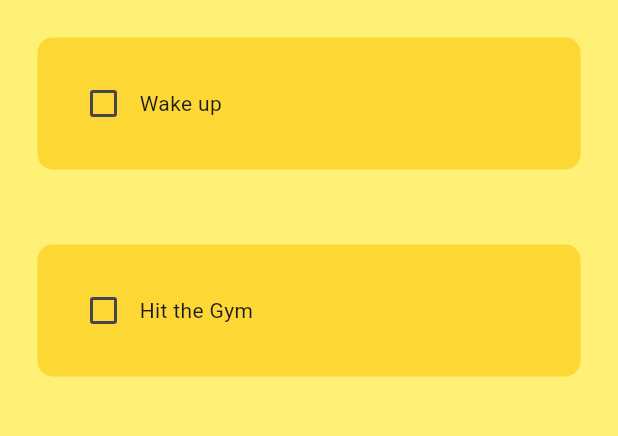
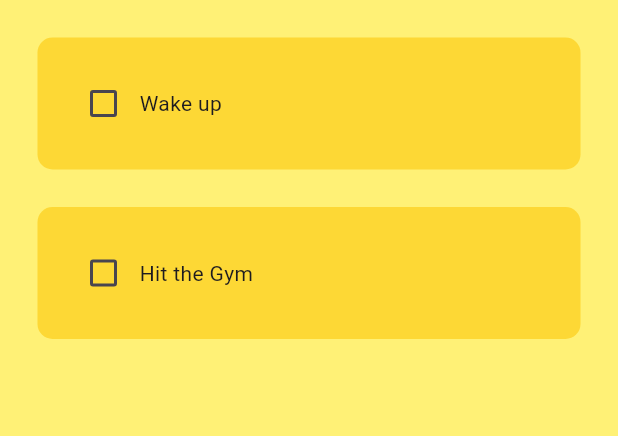
Before and after one commit to pererabsdt/to-do-list-app, a Flutter app: the screen it shows after launch, on a phone screen of 412 x 824 dp, the part 84-520 px from its top. Run offline on Flutter 3.47's test engine with Material 3 defaults, Android fonts, the phone set to English and light mode, and no system bars.

Commit message:
change padding

```diff
--- a/lib/util/to_do_tile.dart
+++ b/lib/util/to_do_tile.dart
@@ -15,7 +15,7 @@ class ToDoTile extends StatelessWidget {
   @override
   Widget build(BuildContext context) {
     return Padding(
-      padding: const EdgeInsets.all(25.0),
+      padding: const EdgeInsets.only(left: 25, right: 25, top: 25),
       child: Container(
         padding: const EdgeInsets.all(20),
         decoration: BoxDecoration(
```
